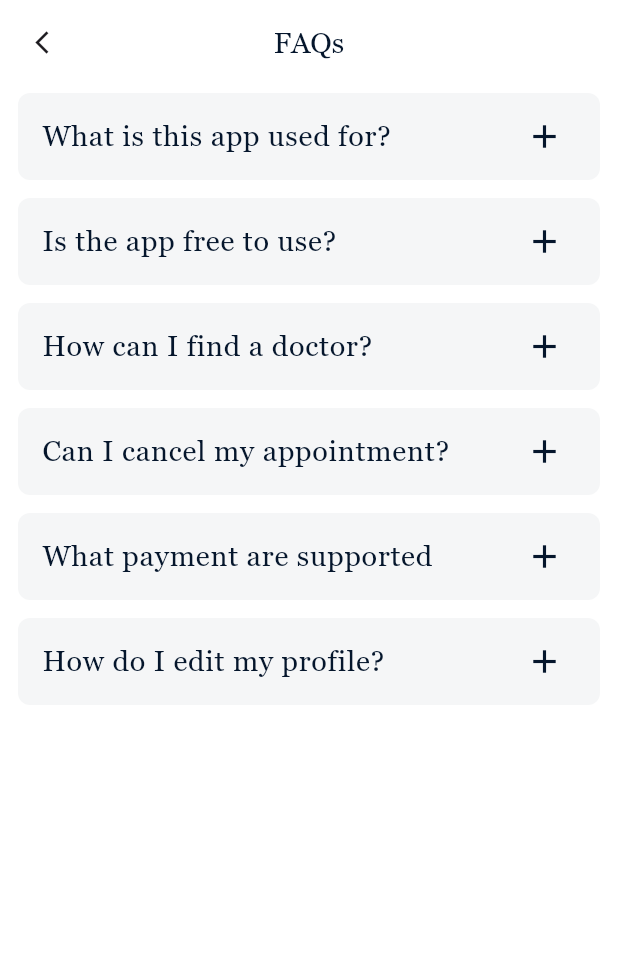
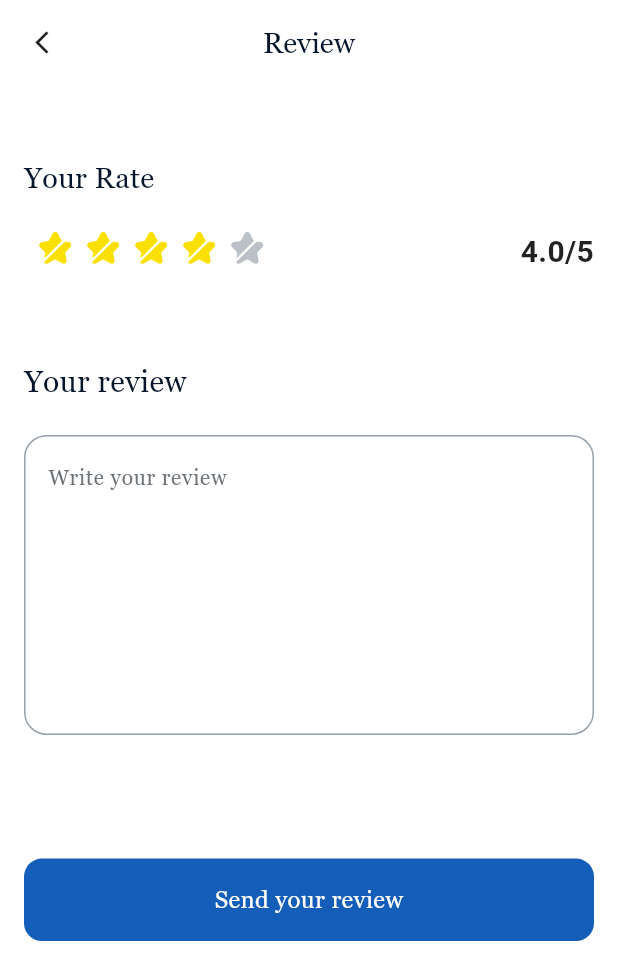
Before and after one commit to Huma-volve/Round-6-mobile-booking-doctor-app, a Flutter app: the screen it shows after launch, on a phone screen of 412 x 824 dp. Shown: the top 980 px of the screen. Run offline on Flutter 3.47's test engine with Material 3 defaults, Android fonts, the phone set to English and light mode, and no system bars; drawn by our look-alikes of flutter_rating_bar; our stand-ins replace device_preview.

Commit message:
feature reviews done

```diff
--- a/lib/core/constants/app_colors.dart
+++ b/lib/core/constants/app_colors.dart
@@ -7,4 +7,8 @@ class AppColors {
   static const Color secondaryTextColor = Color(0xff05162C);
   static const Color greyTextColor = Color(0xff99A2AB);
   static const Color darkGreyColor = Color(0xff6D7379);
+  static const Color yellowColor = Color(0xffF9E000);
+  static const Color unratedColor = Color(0xffBBC1C7);
+  static const Color buttonBackgroundColor = Color(0xff145DB8);
+  static const Color grey280Color = Color(0xff6B7280);
 }
--- a/lib/core/constants/app_images.dart
+++ b/lib/core/constants/app_images.dart
@@ -0,0 +1,3 @@
+class AppImages {
+  static const String starImage = 'assets/images/star_image.gif';
+}
--- a/lib/core/widgets/custom_text_form_field.dart
+++ b/lib/core/widgets/custom_text_form_field.dart
@@ -21,6 +21,7 @@ class CustomTextFormFeild extends StatelessWidget {
     this.readOnly,
     this.onTap,
     this.inputFormatters,
+    this.minLines,
   });
 
   final double? border;
@@ -56,6 +57,7 @@ class CustomTextFormFeild extends StatelessWidget {
   final Function()? onTap;
 
   List<TextInputFormatter>? inputFormatters;
+  final int? minLines;
 
   @override
   Widget build(BuildContext context) {
@@ -66,7 +68,7 @@ class CustomTextFormFeild extends StatelessWidget {
 
       maxLines: maxLines,
 
-      minLines: 1,
+      minLines: minLines,
 
       obscureText: obscurText,
 
--- /dev/null
+++ b/lib/features/review/presentation/views/add_review_view.dart
@@ -0,0 +1,203 @@
+import 'package:booking_doctor/core/constants/app_colors.dart';
+import 'package:booking_doctor/core/constants/app_images.dart';
+import 'package:booking_doctor/core/constants/app_styles.dart';
+import 'package:booking_doctor/core/widgets/custom_text_form_field.dart';
+import 'package:booking_doctor/features/review/presentation/widgets/custom_button.dart';
+import 'package:booking_doctor/features/review/presentation/widgets/custom_star.dart';
+import 'package:flutter/material.dart';
+import 'package:flutter_rating_bar/flutter_rating_bar.dart';
+
+class AddReviewView extends StatefulWidget {
+  const AddReviewView({super.key});
+
+  @override
+  State<AddReviewView> createState() => _AddReviewViewState();
+}
+
+class _AddReviewViewState extends State<AddReviewView> {
+  double _rating = 4;
+
+  @override
+  Widget build(BuildContext context) {
+    print(MediaQuery.of(context).size.height);
+    return Scaffold(
+      backgroundColor: AppColors.whiteColor,
+      appBar: AppBar(
+        backgroundColor: AppColors.whiteColor,
+        surfaceTintColor: AppColors.whiteColor,
+        leading: IconButton(
+          onPressed: () {
+            Navigator.pop(context);
+          },
+          icon: Icon(Icons.arrow_back_ios_new, size: 18),
+        ),
+        title: Text(
+          'Review',
+          style: AppStyles.font24Regular(
+            context,
+          ).copyWith(color: AppColors.secondaryTextColor),
+        ),
+        centerTitle: true,
+      ),
+      body: Padding(
+        padding: const EdgeInsets.all(16.0),
+        child: SingleChildScrollView(
+          child: Column(
+            crossAxisAlignment: CrossAxisAlignment.start,
+            children: [
+              Padding(
+                padding: const EdgeInsets.only(top: 33, bottom: 20),
+                child: Text(
+                  'Your Rate',
+                  style: AppStyles.font24Regular(
+                    context,
+                  ).copyWith(color: AppColors.secondaryTextColor),
+                ),
+              ),
+              Padding(
+                padding: const EdgeInsets.only(left: 8.0, bottom: 56),
+                child: Row(
+                  mainAxisAlignment: MainAxisAlignment.spaceBetween,
+                  children: [
+                    RatingBar.builder(
+                      initialRating: _rating,
+                      minRating: 1,
+                      direction: Axis.horizontal,
+                      allowHalfRating: true,
+                      itemCount: 5,
+                      itemSize: 32,
+                      unratedColor: AppColors.unratedColor,
+                      itemBuilder: (context, index) {
+                        return CustomPaint(
+                          size: Size(40, 40),
+                          painter: CustomStar(
+                            color: index < _rating
+                                ? AppColors.yellowColor
+                                : AppColors.unratedColor,
+                          ),
+                        );
+                      },
+                      onRatingUpdate: (rating) {
+                        setState(() {
+                          _rating = rating;
+                        });
+                      },
+                    ),
+
+                    Text(
+                      "${_rating.toDouble()}/5",
+                      style: TextStyle(
+                        fontSize: 20,
+                        fontWeight: FontWeight.bold,
+                        color: Colors.black87,
+                      ),
+                    ),
+                  ],
+                ),
+              ),
+              Text(
+                'Your review',
+                style: AppStyles.font24Regular(
+                  context,
+                ).copyWith(color: AppColors.secondaryTextColor, fontSize: 20),
+              ),
+              SizedBox(height: 21),
+              CustomTextFormFeild(
+                hintStyle: AppStyles.font16Meduim(
+                  context,
+                ).copyWith(fontSize: 14, color: AppColors.darkGreyColor),
+                hint: 'Write your review',
+                border: 15,
+                minLines: 7,
+                maxLines: null,
+                enabledBorderColor: AppColors.greyTextColor,
+                focusedBorderColor: AppColors.greyTextColor,
+              ),
+              SizedBox(
+                height: MediaQuery.of(context).size.height <= 900
+                    ? MediaQuery.of(context).size.height * 0.1
+                    : MediaQuery.of(context).size.height * 0.2,
+              ),
+
+              CutomButton(
+                onTap: () {
+                  _showReviewPopup(context);
+                },
+                text: 'Send your review',
+                color: AppColors.buttonBackgroundColor,
+              ),
+            ],
+          ),
+        ),
+      ),
+    );
+  }
+
+  void _showReviewPopup(BuildContext context) {
+    showDialog(
+      context: context,
+      barrierDismissible: false,
+      builder: (BuildContext context) {
+        return Dialog(
+          backgroundColor: AppColors.whiteColor,
+          shape: RoundedRectangleBorder(
+            borderRadius: BorderRadius.circular(48),
+          ),
+          child: Padding(
+            padding: const EdgeInsets.all(16.0),
+            child: Column(
+              mainAxisSize: MainAxisSize.min,
+              children: [
+                Image.asset(AppImages.starImage),
+                // const SizedBox(height: 20),
+                Text(
+                  "Thanks for your review",
+                  style: AppStyles.font24Regular(
+                    context,
+                  ).copyWith(color: AppColors.secondaryTextColor),
+                  textAlign: TextAlign.center,
+                ),
+                const SizedBox(height: 30),
+                SizedBox(
+                  width: double.infinity,
+                  child: ElevatedButton(
+                    style: ElevatedButton.styleFrom(
+                      backgroundColor: AppColors.secondaryTextColor,
+                      shape: RoundedRectangleBorder(
+                        borderRadius: BorderRadius.circular(30),
+                      ),
+                      padding: const EdgeInsets.symmetric(vertical: 14),
+                    ),
+                    onPressed: () {
+                      Navigator.pop(context);
+                    },
+                    child: Text(
+                      "Done",
+                      style: AppStyles.font16Meduim(
+                        context,
+                      ).copyWith(color: AppColors.whiteColor),
+                    ),
+                  ),
+                ),
+                const SizedBox(height: 12),
+                GestureDetector(
+                  onTap: () {
+                    Navigator.pop(context);
+                    //دي محتاجة تتغير Navigator.pushReplacementNamed(context, "/home");
+                  },
+                  child: Text(
+                    "Back to Home",
+                    style: AppStyles.font24Regular(
+                      context,
+                    ).copyWith(color: AppColors.grey280Color, fontSize: 14),
+                  ),
+                ),
+                const SizedBox(height: 10),
+              ],
+            ),
+          ),
+        );
+      },
+    );
+  }
+}
--- /dev/null
+++ b/lib/features/review/presentation/widgets/custom_button.dart
@@ -0,0 +1,41 @@
+import 'package:booking_doctor/core/constants/app_colors.dart';
+import 'package:booking_doctor/core/constants/app_styles.dart';
+import 'package:flutter/material.dart';
+
+class CutomButton extends StatelessWidget {
+  const CutomButton({
+    required this.text,
+    required this.onTap,
+    super.key,
+    this.margin,
+    this.color,
+  });
+
+  final String text;
+  final Function() onTap;
+  final EdgeInsetsGeometry? margin;
+  final Color? color;
+
+  @override
+  Widget build(BuildContext context) {
+    return InkWell(
+      onTap: onTap,
+      child: Container(
+        padding: const EdgeInsets.symmetric(vertical: 16),
+        width: double.infinity,
+        margin: margin,
+        decoration: BoxDecoration(
+          color: color,
+          borderRadius: BorderRadius.circular(12),
+        ),
+        child: Text(
+          text,
+          textAlign: TextAlign.center,
+          style: AppStyles.font16Meduim(
+            context,
+          ).copyWith(color: AppColors.whiteColor, fontSize: 16),
+        ),
+      ),
+    );
+  }
+}
--- a/lib/main.dart
+++ b/lib/main.dart
@@ -1,5 +1,6 @@
 import 'package:booking_doctor/features/fqas_and_privace_policy/views/fqa_view.dart';
 import 'package:booking_doctor/features/fqas_and_privace_policy/views/privace_plicy_view.dart';
+import 'package:booking_doctor/features/review/presentation/views/add_review_view.dart';
 import 'package:device_preview/device_preview.dart';
 import 'package:flutter/material.dart';
 
@@ -12,6 +13,9 @@ class DoctorApp extends StatelessWidget {
 
   @override
   Widget build(BuildContext context) {
-    return MaterialApp(debugShowCheckedModeBanner: false, home: FAQScreen());
+    return MaterialApp(
+      debugShowCheckedModeBanner: false,
+      home: AddReviewView(),
+    );
   }
 }
--- a/pubspec.yaml
+++ b/pubspec.yaml
@@ -36,6 +36,7 @@ dependencies:
   cupertino_icons: ^1.0.8
   google_fonts: ^6.3.1
   device_preview: ^1.3.1
+  flutter_rating_bar: ^4.0.1
 
 dev_dependencies:
   flutter_test:
@@ -60,8 +61,8 @@ flutter:
   uses-material-design: true
 
   # To add assets to your application, add an assets section, like this:
-  # assets:
-  #   - images/a_dot_burr.jpeg
+  assets:
+    - assets/images/
   #   - images/a_dot_ham.jpeg
 
   # An image asset can refer to one or more resolution-specific "variants", see
```
Also changed, not shown: lib/features/fqas_and_privace_policy/views/fqa_view.dart (+0 -20 lines), lib/features/review/presentation/widgets/custom_star.dart (added, +60 -0 lines), assets/images/star_image.gif (added), pubspec.lock.
